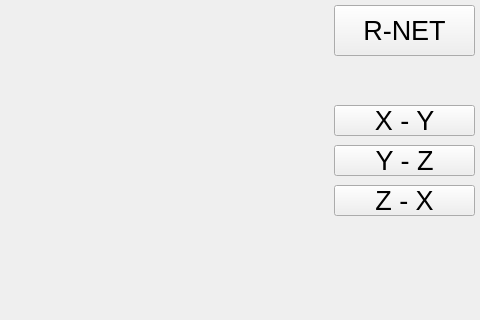
The window that ui_deepigeos.ui (HITLAB-DeepIGeoS/DeepIGeoS) describes before a commit, drawn with Qt 5; both pictures show x 206 to 686 and y 105 to 425 of the 686 by 549 pixel window.
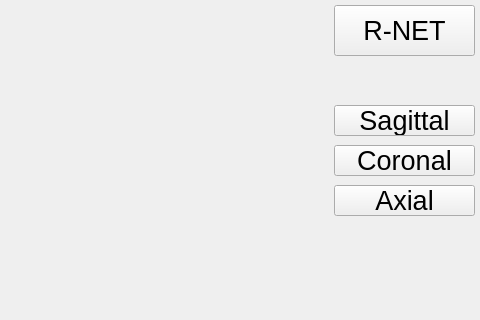
The same window after the commit.

Commit message:
Feat: Inference 테스트 예시 코드 및 GUI 코드 수정
* Inference 함수 변경에 따른 테스트 코드, GUI 코드 수정
* GUI의 axis 이름 변경 및 sagittal, coronal, axial 이미지 방향 수정

The edit to the form file:
```diff
--- a/ui_deepigeos.ui
+++ b/ui_deepigeos.ui
@@ -86,7 +86,7 @@
     </font>
    </property>
    <property name="text">
-    <string>X - Y</string>
+    <string>Sagittal</string>
    </property>
   </widget>
   <widget class="QPushButton" name="pushButton_4">
@@ -104,7 +104,7 @@
     </font>
    </property>
    <property name="text">
-    <string>Y - Z</string>
+    <string>Coronal</string>
    </property>
   </widget>
   <widget class="QPushButton" name="pushButton_5">
@@ -122,7 +122,7 @@
     </font>
    </property>
    <property name="text">
-    <string>Z - X</string>
+    <string>Axial</string>
    </property>
   </widget>
   <widget class="QPushButton" name="pushButton_6">
```
The commit also changes 3 other files.
